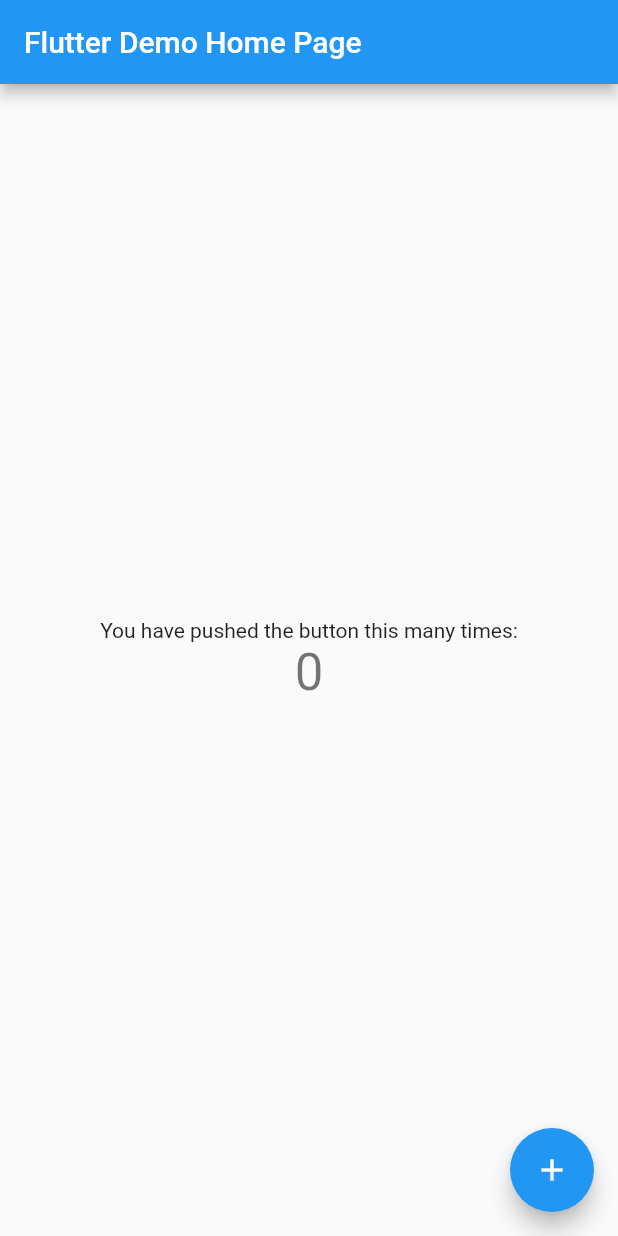
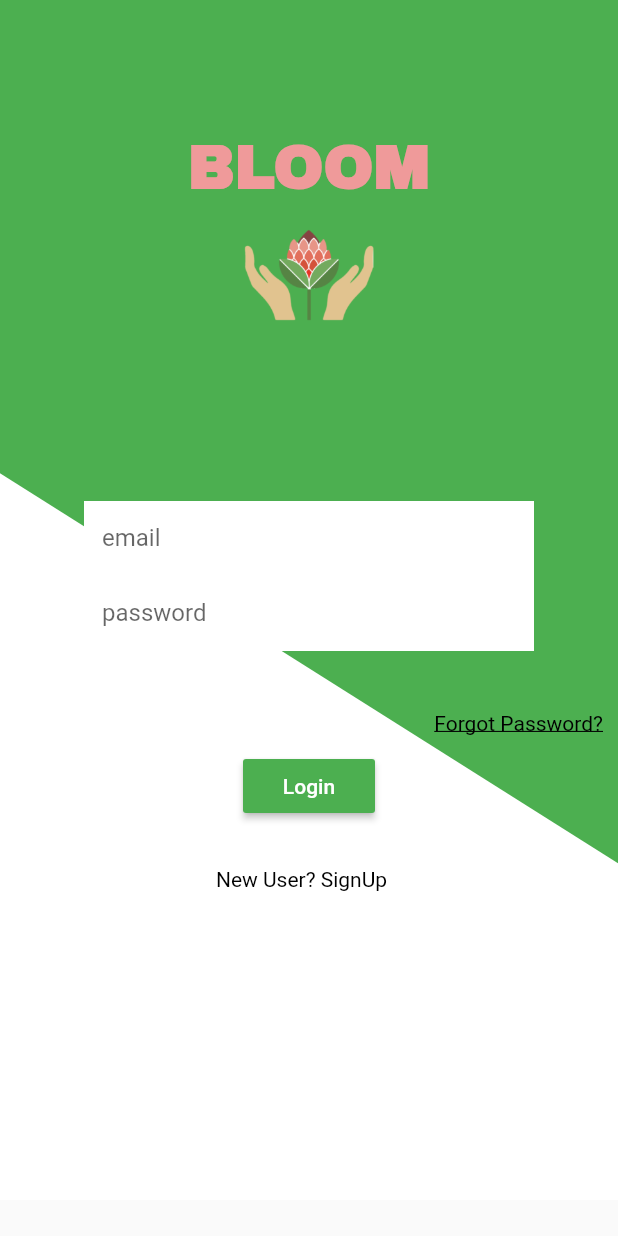
Before and after one commit to KaylaBailey8154/BloomApp, a Flutter app: the screen it shows after launch, on a phone screen of 412 x 824 dp. Run offline on Flutter 3.47's test engine with Material 2 defaults, Android fonts, the phone set to English and light mode, and no system bars.

Commit message:
completed the login UI

```diff
--- a/lib/main.dart
+++ b/lib/main.dart
@@ -1,117 +1,200 @@
+import 'package:flutter/gestures.dart';
 import 'package:flutter/material.dart';
+import 'package:flutter/services.dart';
 
 void main() {
-  runApp(MyApp());
+  runApp(MyApp(),
+  );
 }
 
 class MyApp extends StatelessWidget {
   // This widget is the root of your application.
   @override
   Widget build(BuildContext context) {
+
     return MaterialApp(
-      title: 'Flutter Demo',
-      theme: ThemeData(
-        // This is the theme of your application.
-        //
-        // Try running your application with "flutter run". You'll see the
-        // application has a blue toolbar. Then, without quitting the app, try
-        // changing the primarySwatch below to Colors.green and then invoke
-        // "hot reload" (press "r" in the console where you ran "flutter run",
-        // or simply save your changes to "hot reload" in a Flutter IDE).
-        // Notice that the counter didn't reset back to zero; the application
-        // is not restarted.
-        primarySwatch: Colors.blue,
-        // This makes the visual density adapt to the platform that you run
-        // the app on. For desktop platforms, the controls will be smaller and
-        // closer together (more dense) than on mobile platforms.
-        visualDensity: VisualDensity.adaptivePlatformDensity,
-      ),
-      home: MyHomePage(title: 'Flutter Demo Home Page'),
+      home: MyHomePage(),
     );
   }
+
 }
 
-class MyHomePage extends StatefulWidget {
-  MyHomePage({Key key, this.title}) : super(key: key);
-
-  // This widget is the home page of your application. It is stateful, meaning
-  // that it has a State object (defined below) that contains fields that affect
-  // how it looks.
-
-  // This class is the configuration for the state. It holds the values (in this
-  // case the title) provided by the parent (in this case the App widget) and
-  // used by the build method of the State. Fields in a Widget subclass are
-  // always marked "final".
-
-  final String title;
-
+class MyHomePage extends StatefulWidget{
   @override
   _MyHomePageState createState() => _MyHomePageState();
 }
+class _MyHomePageState extends State<MyHomePage>{
 
-class _MyHomePageState extends State<MyHomePage> {
-  int _counter = 0;
-
-  void _incrementCounter() {
-    setState(() {
-      // This call to setState tells the Flutter framework that something has
-      // changed in this State, which causes it to rerun the build method below
-      // so that the display can reflect the updated values. If we changed
-      // _counter without calling setState(), then the build method would not be
-      // called again, and so nothing would appear to happen.
-      _counter++;
-    });
-  }
+  // text field state
+  String email = '';
+  String password = '';
 
   @override
   Widget build(BuildContext context) {
-    // This method is rerun every time setState is called, for instance as done
-    // by the _incrementCounter method above.
-    //
-    // The Flutter framework has been optimized to make rerunning build methods
-    // fast, so that you can just rebuild anything that needs updating rather
-    // than having to individually change instances of widgets.
+    SystemChrome.setEnabledSystemUIOverlays(SystemUiOverlay.values);
     return Scaffold(
-      appBar: AppBar(
-        // Here we take the value from the MyHomePage object that was created by
-        // the App.build method, and use it to set our appbar title.
-        title: Text(widget.title),
+      body: CustomPaint(
+        painter: ShapesPainter(),
+        child: Container(
+          height: 700,
+          child: new Column(
+            children: <Widget>[
+
+              Row(
+                mainAxisAlignment: MainAxisAlignment.center,
+                crossAxisAlignment: CrossAxisAlignment.start,
+                children: <Widget>[
+                  Container(
+                    padding: EdgeInsets.fromLTRB(0,90,0,0),
+                    child: Text(
+                      'BLOOM',
+                      style: TextStyle(
+                        fontSize: 40,
+                        fontWeight: FontWeight.bold,
+                        color: Colors.red[200],
+                        fontFamily: 'Archivo',
                       ),
-      body: Center(
-        // Center is a layout widget. It takes a single child and positions it
-        // in the middle of the parent.
-        child: Column(
-          // Column is also a layout widget. It takes a list of children and
-          // arranges them vertically. By default, it sizes itself to fit its
-          // children horizontally, and tries to be as tall as its parent.
-          //
-          // Invoke "debug painting" (press "p" in the console, choose the
-          // "Toggle Debug Paint" action from the Flutter Inspector in Android
-          // Studio, or the "Toggle Debug Paint" command in Visual Studio Code)
-          // to see the wireframe for each widget.
-          //
-          // Column has various properties to control how it sizes itself and
-          // how it positions its children. Here we use mainAxisAlignment to
-          // center the children vertically; the main axis here is the vertical
-          // axis because Columns are vertical (the cross axis would be
-          // horizontal).
+                    ),
+                  ),
+                ],
+              ),
+              Row(
+                mainAxisAlignment: MainAxisAlignment.center,
+                crossAxisAlignment: CrossAxisAlignment.start,
+                children: <Widget>[
+                  Image(
+                    image: AssetImage('assets/bloomlogo.png'),
+                    width: 100,
+                    height: 100,
+                  ),
+                ],
+              ),
+              Row(
                   mainAxisAlignment: MainAxisAlignment.center,
                 children: <Widget>[
-            Text(
-              'You have pushed the button this many times:',
+                 Padding(
+                   padding: EdgeInsets.fromLTRB(10, 100, 10, 0),
+                      child: SizedBox(
+                        height: 50,
+                        width: 300,
+                        child: TextFormField(
+                          decoration: InputDecoration(
+                              filled: true,
+                              fillColor: Colors.white,
+                              border: InputBorder.none,
+                              labelText: 'email'
                           ),
-            Text(
-              '$_counter',
-              style: Theme.of(context).textTheme.headline4,
+
+                        ),
+                      ),
+                    ),
+                ],
+              ),
+              Row(
+                mainAxisAlignment: MainAxisAlignment.center,
+                children: <Widget>[
+                  Padding(
+                    padding: EdgeInsets.fromLTRB(10, 0, 10, 10),
+                    child: SizedBox(
+                      height: 50,
+                      width: 300,
+                      child: TextFormField(
+                        decoration: InputDecoration(
+                            filled: true,
+                            fillColor: Colors.white,
+                            border: InputBorder.none,
+                            labelText: 'password'
+                        ),
+                      ),
+                    ),
+                  ),
+                ],
+              ),
+              Row(
+                mainAxisAlignment: MainAxisAlignment.end,
+                children: <Widget>[
+                  Container(
+                    padding: EdgeInsets.fromLTRB(0, 30, 10, 10),
+                    child:  GestureDetector(
+                        child: Text("Forgot Password?",
+                            style: TextStyle(decoration: TextDecoration.underline,
+                                color: Colors.black)),
+                        onTap: () {
+                          // do what you need to do when "Forgot Password?" gets clicked
+                        }
+                    )
+                  ),
+                ],
+              ),
+              Row(
+                mainAxisAlignment: MainAxisAlignment.center,
+                crossAxisAlignment: CrossAxisAlignment.end,
+                children: <Widget>[
+                  RaisedButton(
+                    onPressed: (){},
+                    color: Colors.green,
+                    child: Text('Login',
+                      style: TextStyle(
+                        color: Colors.white,
+                      ),
+                    ),
+
+                  )
+                ],
+              ),
+              Row(
+                mainAxisAlignment: MainAxisAlignment.center,
+                children: <Widget>[
+                  Container(
+                      padding: EdgeInsets.fromLTRB(0, 30, 10, 10),
+                      child:  GestureDetector(
+                          child: Text("New User? SignUp",
+                              style: TextStyle(
+                                  color: Colors.black)),
+                          onTap: () {
+                            // do what you need to do when the text is gets clicked
+                          }
+                      )
+                  ),
+                ],
               ),
     ],
     ),
     ),
-      floatingActionButton: FloatingActionButton(
-        onPressed: _incrementCounter,
-        tooltip: 'Increment',
-        child: Icon(Icons.add),
-      ), // This trailing comma makes auto-formatting nicer for build methods.
+      ),
         );
+
   }
 }
+
+// drawing the background shapes
+class ShapesPainter extends CustomPainter {
+  @override
+  void paint(Canvas canvas, Size size) {
+    final paint = Paint();
+
+    // set the paint color to be white
+    paint.color = Colors.white;
+
+    // Create a rectangle with size and width same as the canvas
+    var rect = Rect.fromLTWH(-5, 0, 500, 800);
+
+    // draw the rectangle using the paint
+    canvas.drawRect(rect, paint);
+
+
+    paint.color = Colors.green;
+
+    // create a path
+    var path = Path();
+    path.moveTo(530, 0);
+    path.lineTo(530, 650);
+    path.lineTo(200 - size.height, 0);
+    // close the path to form a bounded shape
+    path.close();
+
+    canvas.drawPath(path, paint);
+  }
+    @override
+    bool shouldRepaint(CustomPainter oldDelegate) => false;
+}
```
Also changed, not shown: pubspec.yaml (+7 -14 lines), assets/bloomlogo.png (added), fonts/ArchivoBlack-Regular.ttf (added), 6 other files. Lines whose indentation alone changed are shown as unchanged.
